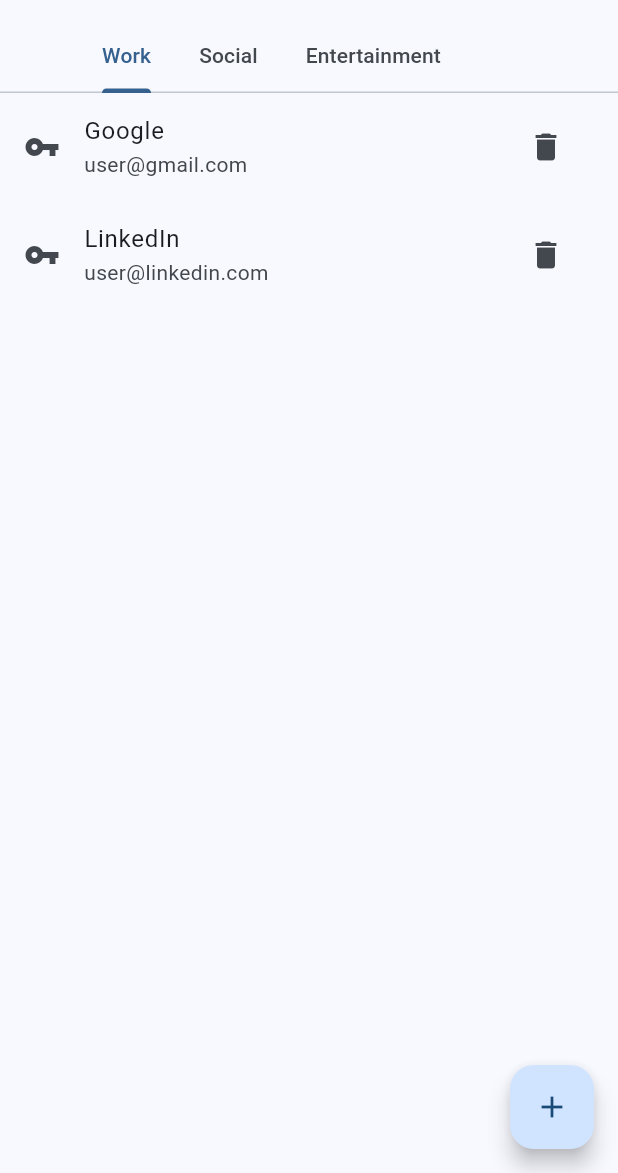
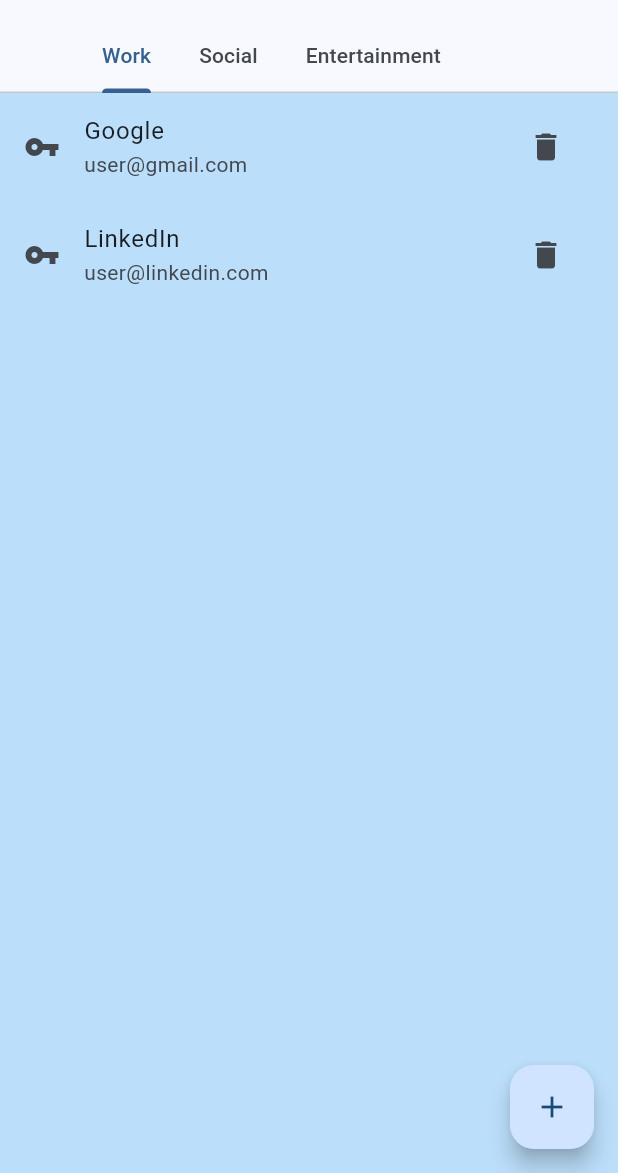
Before and after one commit to could-ai/01984187-8b40-7094-b764-c02460f21847, a Flutter app: the screen it shows after launch, on a phone screen of 412 x 824 dp, the part 63-1236 px from its top. Run offline on Flutter 3.47's test engine with Material 3 defaults, Android fonts, the phone set to English and light mode, and no system bars.

Commit message:
Set the app's background color to light blue by explicitly defining scaffoldBackgroundColor in the light theme.

```diff
--- a/usr/lib/main.dart
+++ b/usr/lib/main.dart
@@ -14,10 +14,12 @@ class MyApp extends StatelessWidget {
       title: 'Password Manager',
       debugShowCheckedModeBanner: false,
       theme: ThemeData(
-        // 使用浅蓝色作为主色调
+        // 使用蓝色作为种子颜色
         colorScheme: ColorScheme.fromSeed(
           seedColor: Colors.blue,
         ),
+        // 直接设置背景色为浅蓝色
+        scaffoldBackgroundColor: Colors.blue.shade100,
         useMaterial3: true,
       ),
       darkTheme: ThemeData(
```
